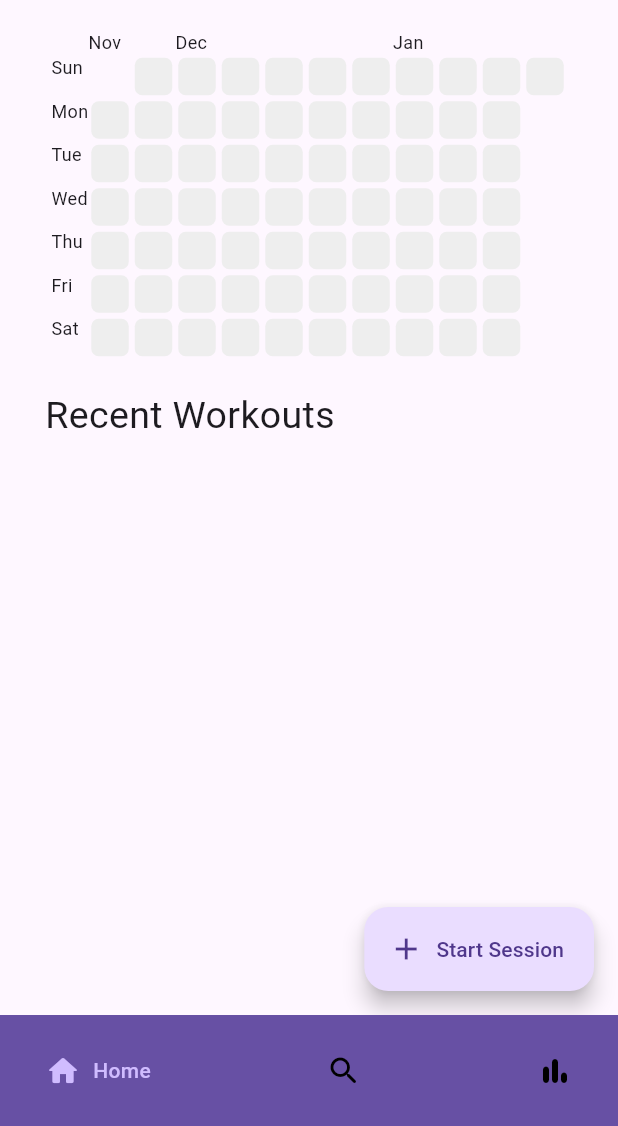
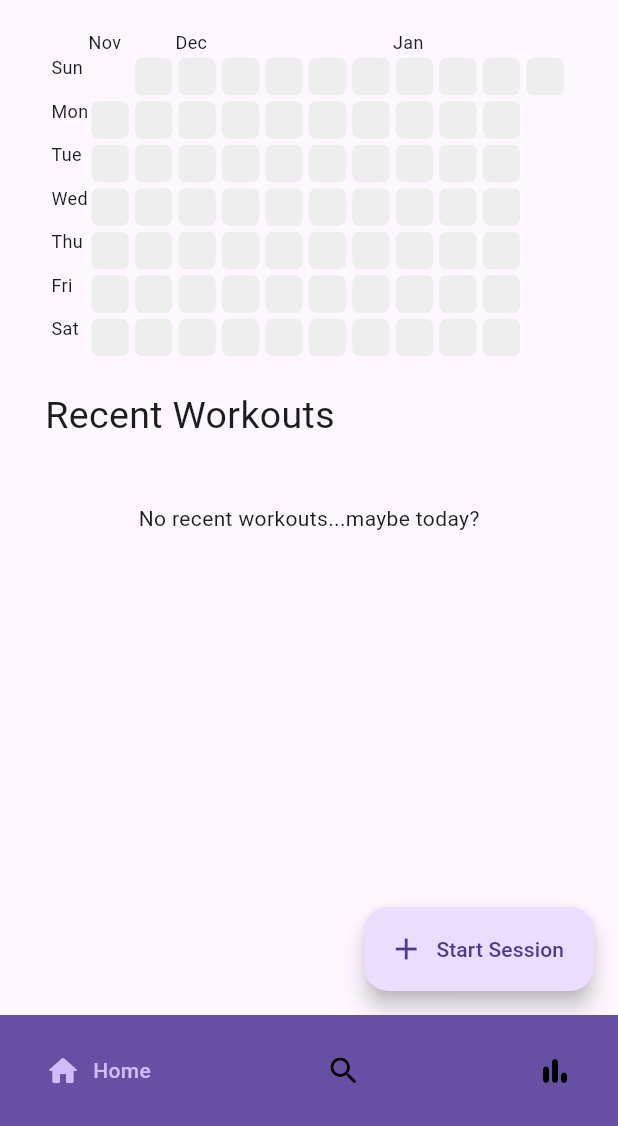
Before and after one commit to brandonxu360/simpleset_app_v2, a Flutter app: the screen it shows after launch, on a phone screen of 412 x 824 dp, the part 110-1236 px from its top. Run offline on Flutter 3.47's test engine with Material 3 defaults, Android fonts, the phone set to English and light mode, and no system bars; drawn by our look-alikes of flutter_heatmap_calendar, google_nav_bar; our stand-ins replace isar; accounts and stored records are empty; generated files the repository leaves out were written again.

Commit message:
Add Text widget indicator for case where no workouts qualify as recent

```diff
--- a/lib/components/recent_workouts_list.dart
+++ b/lib/components/recent_workouts_list.dart
@@ -10,28 +10,39 @@ class RecentWorkoutsList extends StatelessWidget {
   @override
   Widget build(BuildContext context) {
     final DatabaseService databaseService = DatabaseService();
-    // Workouts in the last 7 days
-    List<Workout> workoutList = [];
 
     return StreamBuilder<List<Workout>>(
       stream: databaseService.watchWorkoutsInDateTimeRange(
-            DateTime.now().subtract(const Duration(days: 6)), DateTime.now()),
+        DateTime.now().subtract(const Duration(days: 6)),
+        DateTime.now(),
+      ),
       builder: (context, snapshot) {
         if (snapshot.hasError) {
           return Text('Error: ${snapshot.error}');
-          } else if (snapshot.hasData) {
-            // If snapshot error, snapshot.data will not be accessed - thus, we can use !
-            workoutList = snapshot.data!;
         }
+
+        List<Workout> workoutList = snapshot.data ?? [];
+
+        if (workoutList.isEmpty) {
+          // Show a placeholder when there are no workouts
+          return const Center(
+            child: Padding(
+              padding: EdgeInsets.symmetric(vertical: 40),
+              child: Text('No recent workouts...maybe today?'),
+            ),
+          );
+        }
+
         return ListView.builder(
-              // These shrinkwrap and physics modifiers are nessessary because this ListView is wrapped inside another ListView
           shrinkWrap: true,
           physics: const NeverScrollableScrollPhysics(),
           itemCount: workoutList.length,
           itemBuilder: (context, index) => WorkoutTile(
             workoutName: workoutList[index].name,
             date: dateTimeToString(workoutList[index].dateTime),
-                  ));
-        });
+          ),
+        );
+      },
+    );
   }
 }
```
Lines whose indentation alone changed are shown as unchanged.
